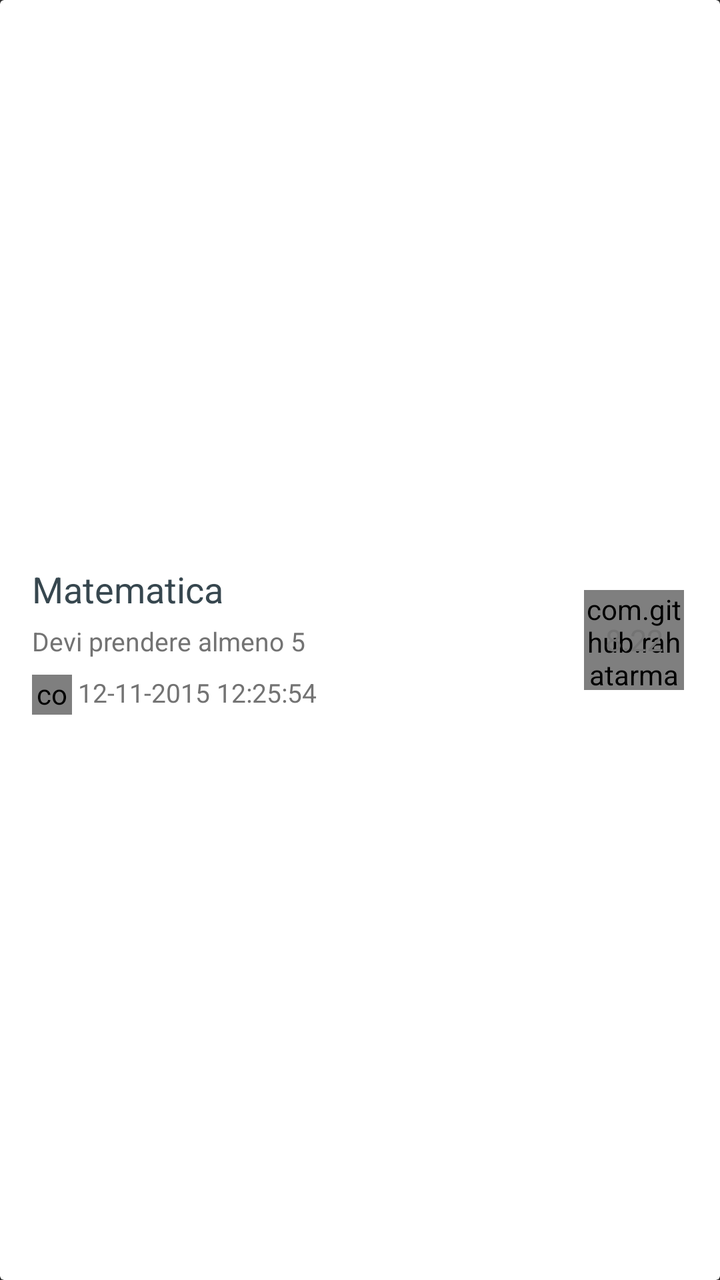
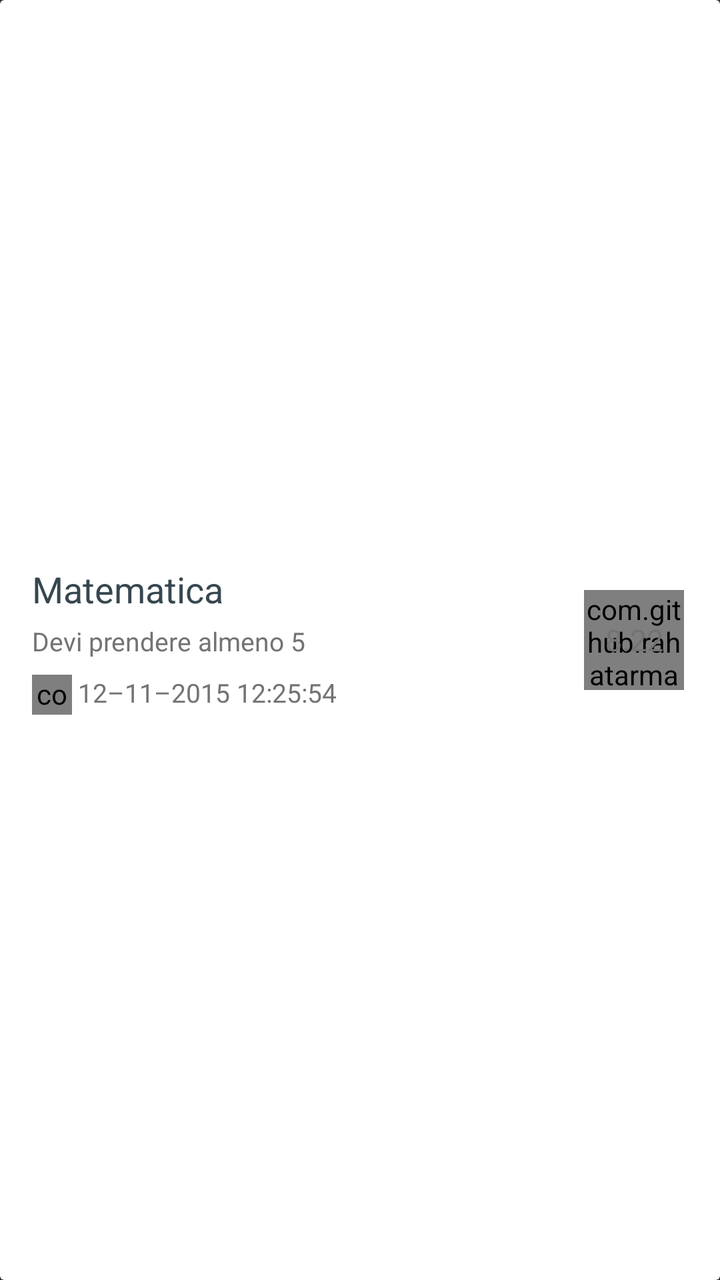

The first picture is an Android layout as it rendered before a commit; the second is the same layout after the commit. The layout source and the unified diff follow.
<!-- AndroidManifest.xml: application theme AppTheme -->
<!-- res/layout/adapter_card.xml -->
<?xml version="1.0" encoding="utf-8"?>
<android.support.v7.widget.CardView xmlns:android="http://schemas.android.com/apk/res/android"
    xmlns:card_view="http://schemas.android.com/apk/res-auto"
    android:id="@+id/cv"
    android:layout_width="match_parent"
    android:layout_height="wrap_content"
    android:layout_marginLeft="10dp"
    android:layout_marginRight="10dp"
    android:layout_marginTop="10dp"
    card_view:cardBackgroundColor="#fff">

    <LinearLayout
        android:layout_width="match_parent"
        android:layout_height="match_parent"
        android:baselineAligned="false"
        android:gravity="center_vertical"
        android:orientation="horizontal">

        <RelativeLayout
            android:layout_width="wrap_content"
            android:layout_height="wrap_content"
            android:layout_gravity="center_vertical"
            android:padding="16dp">

            <TextView
                android:id="@+id/Materia"
                android:layout_width="wrap_content"
                android:layout_height="wrap_content"
                android:layout_alignParentTop="true"
                android:layout_marginBottom="5dp"
                android:text="Matematica"
                android:textColor="@color/material_blue_grey"
                android:textSize="18sp" />

            <TextView
                android:id="@+id/des"
                android:layout_width="wrap_content"
                android:layout_height="wrap_content"
                android:layout_below="@+id/Materia"
                android:layout_marginBottom="3dp"
                android:autoLink="web|email"
                android:text="Devi prendere almeno 5"
                android:textColor="@color/textcolorgrey"
                android:textColorLink="#0099ff"
                android:textSize="13sp"
                android:visibility="visible" />

            <LinearLayout
                android:id="@+id/layoutData"
                android:layout_width="wrap_content"
                android:layout_height="wrap_content"
                android:layout_below="@+id/des"
                android:layout_marginTop="5dp"
                android:gravity="center_vertical|center|center_horizontal"
                android:orientation="horizontal">

                <com.sharpdroid.registroelettronico.SharpLibrary.ClockView xmlns:app="http://schemas.android.com/apk/res-auto"
                    android:id="@+id/ClockView"
                    android:layout_width="20dp"
                    android:layout_height="20dp"
                    app:clockColor="@color/bluematerial"
                    app:h="13"
                    app:m="15" />

                <TextView
                    android:id="@+id/dataTx"
                    android:layout_width="wrap_content"
                    android:layout_height="wrap_content"
                    android:layout_marginBottom="1dp"
                    android:layout_marginLeft="3dp"
                    android:layout_marginStart="3dp"
                    android:text="12-11-2015 12:25:54"
                    android:textColor="@color/textcolorgrey"
                    android:textColorLink="#0099ff"
                    android:textSize="13sp"
                    android:visibility="visible" />

            </LinearLayout>

        </RelativeLayout>

        <RelativeLayout
            android:layout_width="0dp"
            android:layout_height="wrap_content"
            android:layout_weight="1"
            android:gravity="end">

            <com.github.rahatarmanahmed.cpv.CircularProgressView xmlns:app="http://schemas.android.com/apk/res-auto"
                android:id="@+id/progressvoti"
                android:layout_width="50dp"
                android:layout_height="50dp"
                android:layout_centerInParent="true"
                android:layout_marginEnd="18dp"
                android:layout_marginRight="18dp"
                app:cpv_animAutostart="true"
                app:cpv_indeterminate="false"
                app:cpv_progress="80" />

            <TextView
                android:id="@+id/media"
                android:layout_width="wrap_content"
                android:layout_height="wrap_content"
                android:layout_centerInParent="true"
                android:layout_marginEnd="20dp"
                android:layout_marginRight="20dp"
                android:text="8.22"
                android:textColor="@color/textcolorgrey"
                android:textSize="15sp" />

        </RelativeLayout>
    </LinearLayout>
</android.support.v7.widget.CardView>
<!-- resources referenced by this layout -->
<resources>
  <color name="bluematerial">#2196F3</color>
  <color name="material_blue_grey">#37474f</color>
  <color name="textcolorgrey">#737373</color>
  <style name="AppTheme" parent="Theme.AppCompat.NoActionBar">
          
          <item name="colorPrimary">@color/colorPrimary</item>
          <item name="colorPrimaryDark">@color/colorPrimaryDark</item>
          <item name="colorAccent">@color/colorAccent</item>
          <item name="android:textColorHint">#FF80AB</item>
      </style>
  <color name="colorPrimary">#3F51B5</color>
  <color name="colorPrimaryDark">#303F9F</color>
  <color name="colorAccent">#FF4081</color>
</resources>

<!-- the commit's change to res/layout/adapter_card.xml (unified diff, before → after) -->
@@ -28,7 +28,7 @@
                 android:layout_height="wrap_content"
                 android:layout_alignParentTop="true"
                 android:layout_marginBottom="5dp"
-                android:text="Matematica"
+                android:text="@string/matematica"
                 android:textColor="@color/material_blue_grey"
                 android:textSize="18sp" />
 
@@ -39,7 +39,7 @@
                 android:layout_below="@+id/Materia"
                 android:layout_marginBottom="3dp"
                 android:autoLink="web|email"
-                android:text="Devi prendere almeno 5"
+                android:text="@string/devi_prendere_almeno_5"
                 android:textColor="@color/textcolorgrey"
                 android:textColorLink="#0099ff"
                 android:textSize="13sp"
@@ -69,7 +69,7 @@
                     android:layout_marginBottom="1dp"
                     android:layout_marginLeft="3dp"
                     android:layout_marginStart="3dp"
-                    android:text="12-11-2015 12:25:54"
+                    android:text="@string/_12_11_2015_12_25_54"
                     android:textColor="@color/textcolorgrey"
                     android:textColorLink="#0099ff"
                     android:textSize="13sp"
@@ -103,7 +103,7 @@
                 android:layout_centerInParent="true"
                 android:layout_marginEnd="20dp"
                 android:layout_marginRight="20dp"
-                android:text="8.22"
+                android:text="@string/_8_22"
                 android:textColor="@color/textcolorgrey"
                 android:textSize="15sp" />
 
<!-- resource entries referenced after the edit -->
@@ -3,6 +3,10 @@
   <color name="bluematerial">#2196F3</color>
   <color name="material_blue_grey">#37474f</color>
   <color name="textcolorgrey">#737373</color>
+  <string name="_12_11_2015_12_25_54">12–11–2015 12:25:54</string>
+  <string name="_8_22">8.22</string>
+  <string name="devi_prendere_almeno_5">Devi prendere almeno 5</string>
+  <string name="matematica">Matematica</string>
   <style name="AppTheme" parent="Theme.AppCompat.NoActionBar">
           
           <item name="colorPrimary">@color/colorPrimary</item>
